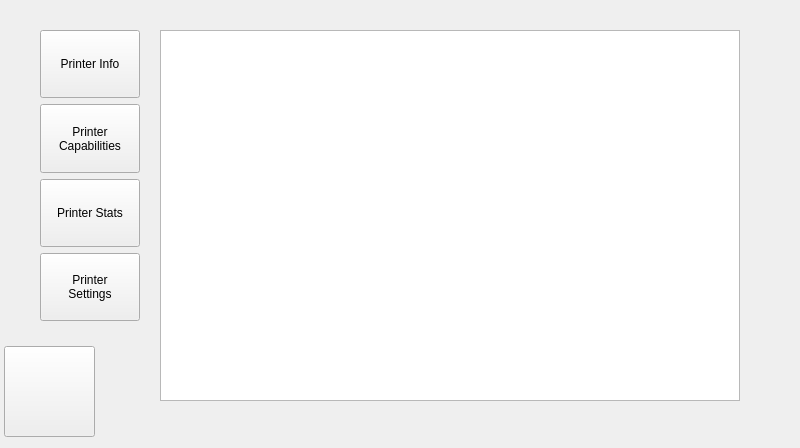
Above: ClientApp/qt/infopage_qt.ui from re3Dprinting/touchscreen before the change. Below: the same form after it.
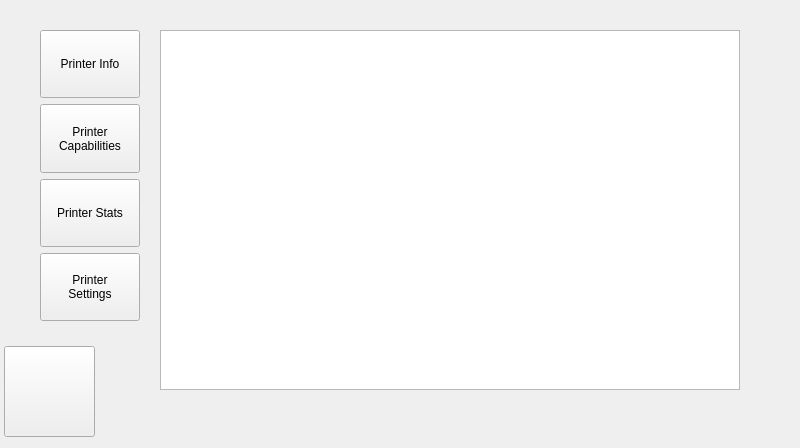
That is the form after the change. Icons and pictures are not drawn.

Patch:
```diff
--- a/ClientApp/qt/infopage_qt.ui
+++ b/ClientApp/qt/infopage_qt.ui
@@ -57,7 +57,7 @@
      <x>160</x>
      <y>30</y>
      <width>580</width>
-     <height>371</height>
+     <height>360</height>
     </rect>
    </property>
    <property name="sizePolicy">
```
